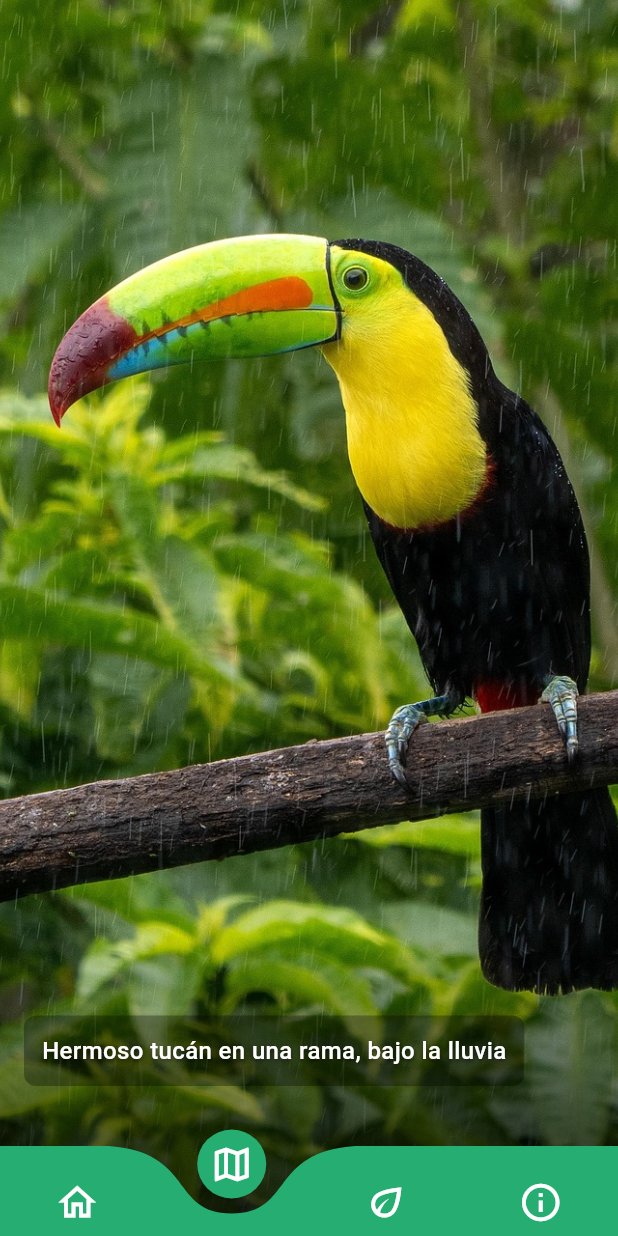
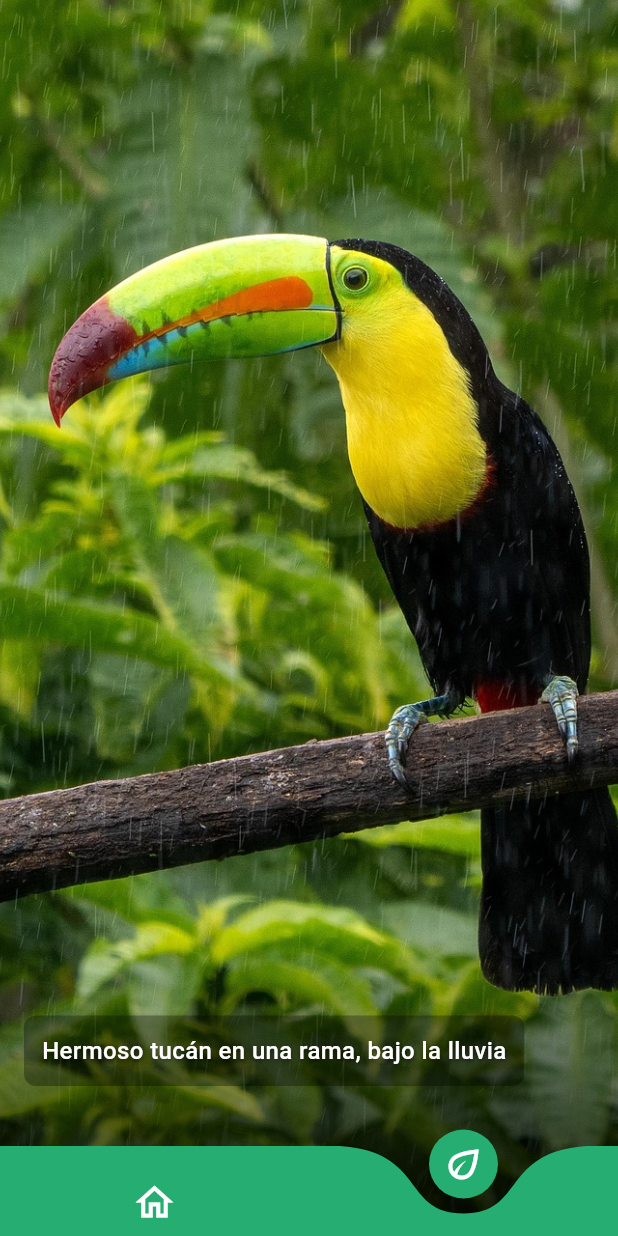
Before and after one commit to thePanaMiguel09/greenBirds, a Flutter app: the SpeciesCatalogScreen screen opened by its route, on a phone screen of 412 x 824 dp. Run offline on Flutter 3.47's test engine with Material 3 defaults, Android fonts, the phone set to English and light mode, and no system bars; drawn by our look-alikes of curved_navigation_bar; our stand-ins replace fl_chart, flutter_dotenv, go_router, skeletonizer; network calls fail.

```diff
--- a/lib/global/widgets/navigation/custom_curved_navigation_bar.dart
+++ b/lib/global/widgets/navigation/custom_curved_navigation_bar.dart
@@ -25,11 +25,7 @@ class CustomCurvedNavigationBar extends StatelessWidget {
       items: [
         Icon(Icons.home_outlined, color: Colors.white, size: 30),
 
-        Icon(Icons.map_outlined, color: Colors.white, size: 30),
-
         Icon(Icons.eco_outlined, color: Colors.white, size: 30),
-
-        Icon(Icons.info_outline, color: Colors.white, size: 30),
       ],
     );
   }
--- a/lib/presentation/screens/species/species_catalog_screen.dart
+++ b/lib/presentation/screens/species/species_catalog_screen.dart
@@ -26,6 +26,7 @@ class _SpeciesCatalogScreenState extends State<SpeciesCatalogScreen> {
     return Scaffold(
       extendBody: true,
       extendBodyBehindAppBar: true,
+      backgroundColor: Colors.transparent,
       body: provider.isLoading
           ? Center(child: CircularProgressIndicator(color: Color(0xFF26AD71)))
           : provider.speciePosts.isEmpty
```
